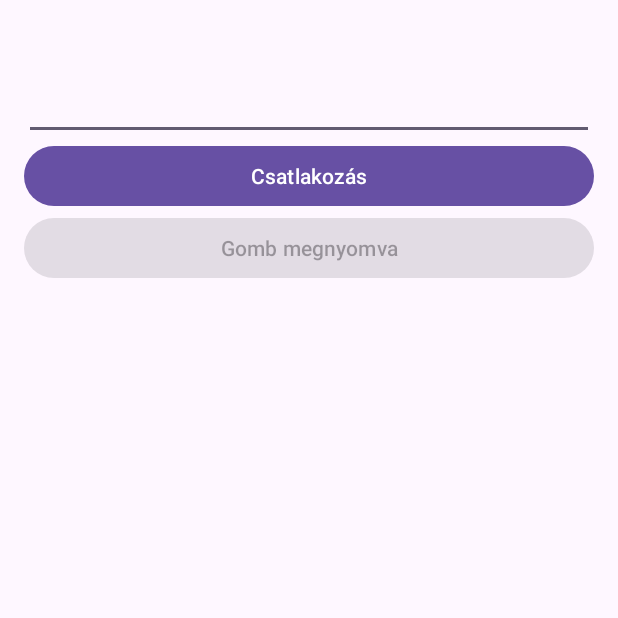
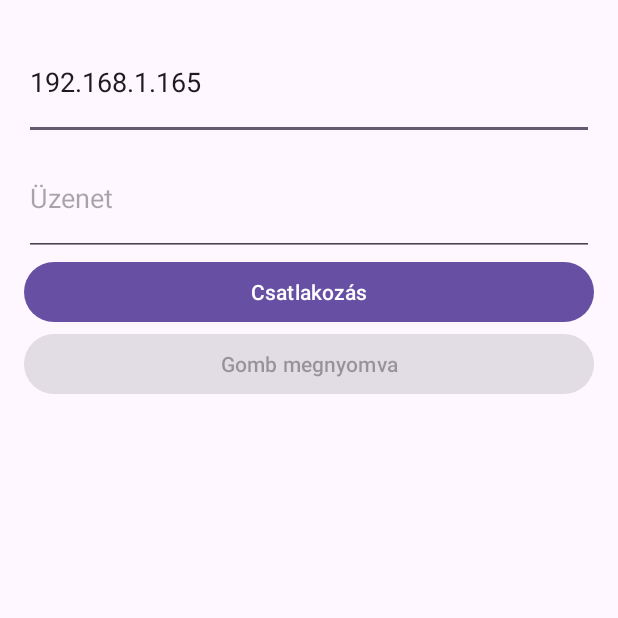
Before and after one commit to makarpeter98/rtk_android, an Android app: the screen it shows after launch (MainActivity), after a tap on "Csatlakozás", on a phone screen of 412 x 824 dp, the top half of it. Run offline under Robolectric (Android 15) with nearby library versions, the phone set to English and light mode, and no system bars.

Commit message:
Ip mező hozááadva

```diff
--- a/app/src/main/java/com/example/rtkapptest/MainActivity.java
+++ b/app/src/main/java/com/example/rtkapptest/MainActivity.java
@@ -15,6 +15,7 @@ import org.json.JSONObject;
 public class MainActivity extends AppCompatActivity {
 
     EditText inputText;
+    EditText inputTextIp;
     Button btnConnect, btnSend;
     Socket socket;
     OutputStream outputStream;
@@ -25,6 +26,7 @@ public class MainActivity extends AppCompatActivity {
         setContentView(R.layout.activity_main);
 
         inputText = findViewById(R.id.inputText);
+        inputTextIp = findViewById(R.id.inputTextIp);
         btnConnect = findViewById(R.id.btnConnect);
         btnSend = findViewById(R.id.btnSend);
 
@@ -42,7 +44,7 @@ public class MainActivity extends AppCompatActivity {
         new Thread(() -> {
             try {
                 Log.v("myTAG", "Connect to server elindult!");
-                String ip_addr = "192.168.1.165";
+                String ip_addr = String.valueOf(inputTextIp.getText());
                 Log.v("myTAG", ip_addr);
                 Socket socket = new Socket(ip_addr, 5000);
                 OutputStream out = socket.getOutputStream();
--- a/app/src/main/res/layout/activity_main.xml
+++ b/app/src/main/res/layout/activity_main.xml
@@ -6,10 +6,17 @@
     android:layout_height="match_parent">
 
     <EditText
+        android:id="@+id/inputTextIp"
+        android:layout_width="match_parent"
+        android:layout_height="77dp"
+        android:text="192.168.1.165"/>
+
+    <EditText
         android:id="@+id/inputText"
         android:layout_width="match_parent"
         android:layout_height="77dp"
-        android:hint="" />
+        android:hint="Üzenet"
+        android:text=""/>
 
     <Button
         android:id="@+id/btnConnect"
```
